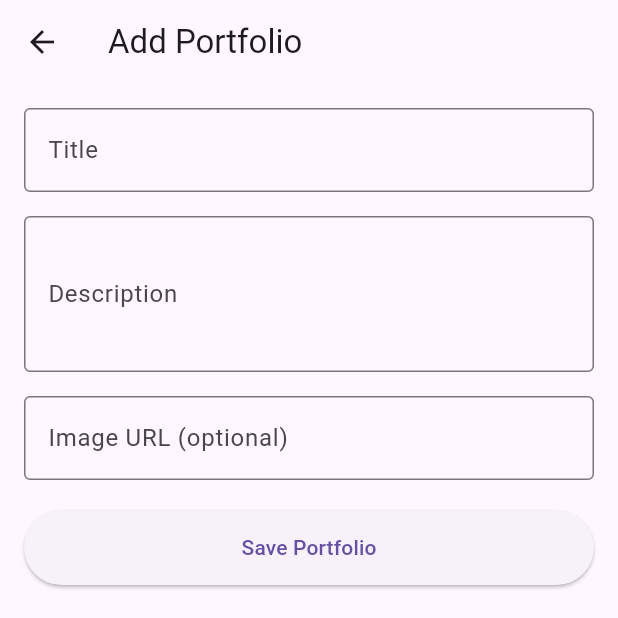
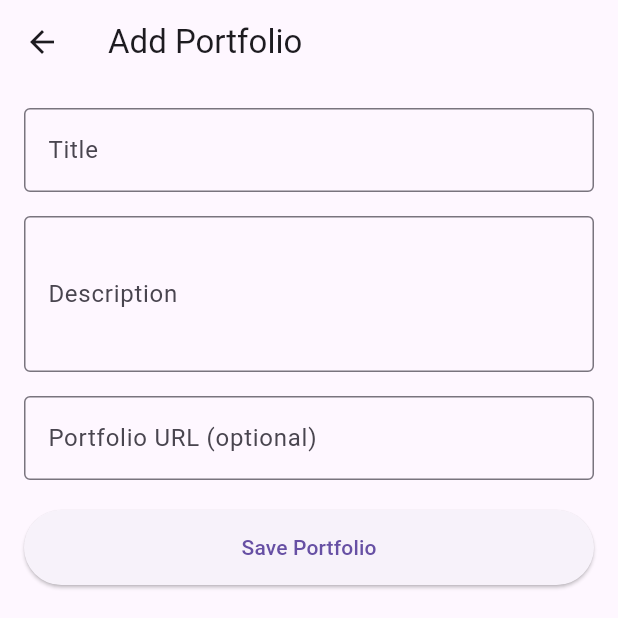
Before and after one commit to IkireziI/Kultura_Mobile_App_Group13, a Flutter app: the AddPortfolioPage screen opened directly, on a phone screen of 412 x 824 dp, the top half of it. Run offline on Flutter 3.47's test engine with Material 3 defaults, Android fonts, the light colour scheme and no system bars; our stand-ins replace cloud_firestore, firebase_core, youtube_player_flutter; accounts and stored records are empty.

Commit message:
added portfolio page

```diff
--- a/kultura/lib/screens/form.dart
+++ b/kultura/lib/screens/form.dart
@@ -1,8 +1,12 @@
+// ignore_for_file: use_build_context_synchronously
+
 import 'package:flutter/material.dart';
 import 'package:cloud_firestore/cloud_firestore.dart';
 
+// ignore: use_key_in_widget_constructors
 class AddPortfolioPage extends StatefulWidget {
   @override
+  // ignore: library_private_types_in_public_api
   _AddPortfolioPageState createState() => _AddPortfolioPageState();
 }
 
@@ -41,6 +45,8 @@ class _AddPortfolioPageState extends State<AddPortfolioPage> {
         Navigator.pop(context); // Go back to the previous page
       } catch (e) {
         // Show error SnackBar
+        // ignore: duplicate_ignore
+        // ignore: use_build_context_synchronously
         ScaffoldMessenger.of(context).showSnackBar(
           SnackBar(
             content: Text('Failed to add portfolio: $e'),
@@ -89,7 +95,7 @@ class _AddPortfolioPageState extends State<AddPortfolioPage> {
               SizedBox(height: 16),
               TextFormField(
                 decoration: InputDecoration(
-                  labelText: 'Image URL (optional)',
+                  labelText: 'Portfolio URL (optional)',
                   border: OutlineInputBorder(),
                 ),
                 validator: (value) {
```
